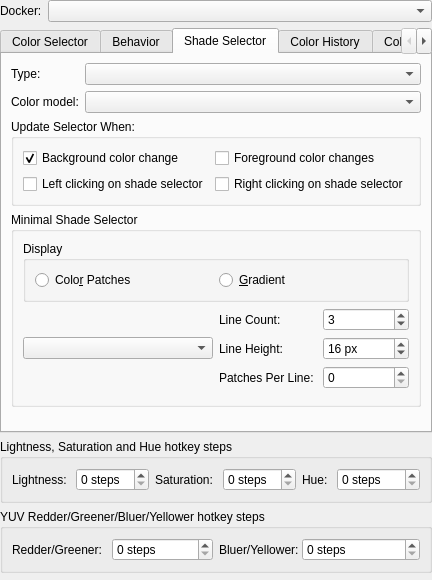
KDE/krita, file plugins/dockers/advancedcolorselector/wdg_color_selector_settings.ui: the form before one commit.
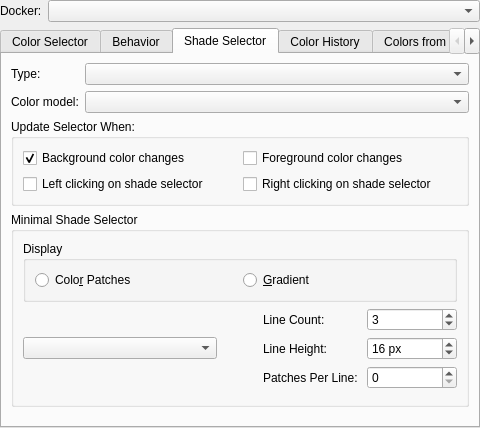
The form after the commit. The open tabs and pages were chosen to show the change. Custom widgets are drawn as their Qt base class.

Commit message:
Color Selector Settings: move to a stacked widget layout for better management
Part-of: <https://invent.kde.org/graphics/krita/-/merge_requests/1744>

```diff
--- a/plugins/dockers/advancedcolorselector/wdg_color_selector_settings.ui
+++ b/plugins/dockers/advancedcolorselector/wdg_color_selector_settings.ui
@@ -6,6 +6,20 @@
   </author>
  <class>KisColorSelectorSettings</class>
  <widget class="QWidget" name="KisColorSelectorSettings">
+  <property name="geometry">
+   <rect>
+    <x>0</x>
+    <y>0</y>
+    <width>480</width>
+    <height>428</height>
+   </rect>
+  </property>
+  <property name="sizePolicy">
+   <sizepolicy hsizetype="MinimumExpanding" vsizetype="MinimumExpanding">
+    <horstretch>0</horstretch>
+    <verstretch>0</verstretch>
+   </sizepolicy>
+  </property>
   <property name="windowTitle">
    <string>Color Selector Settings</string>
   </property>
@@ -33,6 +47,16 @@
     <widget class="QComboBox" name="dockerColorSettingsComboBox"/>
    </item>
    <item row="1" column="0" colspan="2">
+    <widget class="QStackedWidget" name="dockerOptionsPanel">
+     <property name="minimumSize">
+      <size>
+       <width>0</width>
+       <height>200</height>
+      </size>
+     </property>
+     <property name="currentIndex">
+      <number>0</number>
+     </property>
     <widget class="QTabWidget" name="advancedColorSelectorOptions">
      <property name="currentIndex">
       <number>0</number>
@@ -372,7 +396,7 @@
              <string>this doesn't include a color change by the shade selector</string>
             </property>
             <property name="text">
-             <string>Background color change</string>
+              <string>Background color changes</string>
             </property>
             <property name="checked">
              <bool>true</bool>
@@ -446,7 +470,7 @@
           </item>
           <item>
            <widget class="QWidget" name="widget_3" native="true">
-            <layout class="QHBoxLayout" name="horizontalLayout_14">
+             <layout class="QHBoxLayout" name="horizontalLayout_14" stretch="3,0,3">
              <property name="leftMargin">
               <number>0</number>
              </property>
@@ -462,6 +486,19 @@
              <item>
               <widget class="KisShadeSelectorLinesSettings" name="minimalShadeSelectorLineSettings"/>
              </item>
+              <item>
+               <spacer name="horizontalSpacer">
+                <property name="orientation">
+                 <enum>Qt::Horizontal</enum>
+                </property>
+                <property name="sizeHint" stdset="0">
+                 <size>
+                  <width>40</width>
+                  <height>20</height>
+                 </size>
+                </property>
+               </spacer>
+              </item>
              <item>
               <widget class="QWidget" name="widget_9" native="true">
                <layout class="QFormLayout" name="formLayout_3">
@@ -557,13 +594,6 @@
          </layout>
         </widget>
        </item>
-       <item row="4" column="0" colspan="2">
-        <spacer name="verticalSpacer_5">
-         <property name="orientation">
-          <enum>Qt::Vertical</enum>
-         </property>
-        </spacer>
-       </item>
       </layout>
      </widget>
      <widget class="QWidget" name="tab_ColorHistory">
@@ -1015,10 +1045,8 @@
       </layout>
      </widget>
     </widget>
-   </item>
-   <item row="2" column="0" colspan="2">
-    <widget class="QWidget" name="hotKeyOptions" native="true">
-     <layout class="QVBoxLayout" name="hotkeyOptions">
+     <widget class="QWidget" name="hotKeyOptions">
+      <layout class="QFormLayout" name="formLayout_14">
       <property name="leftMargin">
        <number>0</number>
       </property>
@@ -1031,27 +1059,12 @@
       <property name="bottomMargin">
        <number>0</number>
       </property>
-      <item>
+       <item row="0" column="0" colspan="2">
        <widget class="QGroupBox" name="hsy">
         <property name="title">
          <string>Lightness, Saturation and Hue hotkey steps</string>
         </property>
-        <layout class="QHBoxLayout" name="horizontalLayout_5">
-         <item>
-          <widget class="QWidget" name="widget_6" native="true">
-           <layout class="QFormLayout" name="formLayout_15">
-            <property name="leftMargin">
-             <number>0</number>
-            </property>
-            <property name="topMargin">
-             <number>0</number>
-            </property>
-            <property name="rightMargin">
-             <number>0</number>
-            </property>
-            <property name="bottomMargin">
-             <number>0</number>
-            </property>
+         <layout class="QFormLayout" name="formLayout_11">
             <item row="0" column="0">
              <widget class="QLabel" name="label_8">
               <property name="text">
@@ -1066,97 +1079,43 @@
               </property>
              </widget>
             </item>
-           </layout>
-          </widget>
-         </item>
-         <item>
-          <widget class="QWidget" name="widget_5" native="true">
-           <layout class="QFormLayout" name="formLayout_16">
-            <property name="leftMargin">
-             <number>0</number>
-            </property>
-            <property name="topMargin">
-             <number>0</number>
-            </property>
-            <property name="rightMargin">
-             <number>0</number>
-            </property>
-            <property name="bottomMargin">
-             <number>0</number>
-            </property>
-            <item row="0" column="0">
+          <item row="1" column="0">
              <widget class="QLabel" name="label_13">
               <property name="text">
                <string>Saturation: </string>
               </property>
              </widget>
             </item>
-            <item row="0" column="1">
+          <item row="1" column="1">
              <widget class="KisIntParseSpinBox" name="sb_saturation">
               <property name="suffix">
                <string> steps</string>
               </property>
              </widget>
             </item>
-           </layout>
-          </widget>
-         </item>
-         <item>
-          <widget class="QWidget" name="widget_7" native="true">
-           <layout class="QFormLayout" name="formLayout_17">
-            <property name="leftMargin">
-             <number>0</number>
-            </property>
-            <property name="topMargin">
-             <number>0</number>
-            </property>
-            <property name="rightMargin">
-             <number>0</number>
-            </property>
-            <property name="bottomMargin">
-             <number>0</number>
-            </property>
-            <item row="0" column="0">
+          <item row="2" column="1">
+           <widget class="KisIntParseSpinBox" name="sb_hue">
+            <property name="suffix">
+             <string> steps</string>
+            </property>
+           </widget>
+          </item>
+          <item row="2" column="0">
              <widget class="QLabel" name="label_17">
               <property name="text">
                <string>Hue: </string>
               </property>
              </widget>
             </item>
-            <item row="0" column="1">
-             <widget class="KisIntParseSpinBox" name="sb_hue">
-              <property name="suffix">
-               <string> steps</string>
-              </property>
-             </widget>
-            </item>
            </layout>
           </widget>
          </item>
-        </layout>
-       </widget>
-      </item>
-      <item>
+       <item row="1" column="0" colspan="2">
        <widget class="QGroupBox" name="horizontalGroupBox_2">
         <property name="title">
          <string>YUV Redder/Greener/Bluer/Yellower hotkey steps</string>
         </property>
-        <layout class="QHBoxLayout" name="yuv">
-         <item>
-          <widget class="QWidget" name="formWidget" native="true">
-           <layout class="QFormLayout" name="formLayout_19">
-            <property name="leftMargin">
-             <number>0</number>
-            </property>
-            <property name="topMargin">
-             <number>0</number>
-            </property>
-            <property name="rightMargin">
-             <number>0</number>
-            </property>
-            <property name="bottomMargin">
-             <number>0</number>
-            </property>
+         <layout class="QFormLayout" name="formLayout_12">
             <item row="0" column="0">
              <widget class="QLabel" name="label_18">
               <property name="text">
@@ -1171,35 +1130,14 @@
               </property>
              </widget>
             </item>
-           </layout>
-          </widget>
-         </item>
-         <item>
-          <widget class="QWidget" name="widget_8" native="true">
-           <layout class="QFormLayout" name="formLayout_20">
-            <property name="horizontalSpacing">
-             <number>0</number>
-            </property>
-            <property name="leftMargin">
-             <number>0</number>
-            </property>
-            <property name="topMargin">
-             <number>0</number>
-            </property>
-            <property name="rightMargin">
-             <number>0</number>
-            </property>
-            <property name="bottomMargin">
-             <number>0</number>
-            </property>
-            <item row="0" column="0">
+          <item row="1" column="0">
              <widget class="QLabel" name="label_19">
               <property name="text">
                <string>Bluer/Yellower: </string>
               </property>
              </widget>
             </item>
-            <item row="0" column="1">
+          <item row="1" column="1">
              <widget class="KisIntParseSpinBox" name="sb_by">
               <property name="suffix">
                <string> steps</string>
@@ -1211,15 +1149,6 @@
          </item>
         </layout>
        </widget>
-      </item>
-      <item>
-       <spacer name="verticalSpacer">
-        <property name="orientation">
-         <enum>Qt::Vertical</enum>
-        </property>
-       </spacer>
-      </item>
-     </layout>
     </widget>
    </item>
   </layout>
```
Left out of the diff: 81 changed lines with no effect on the pictures. Lines whose indentation alone changed are shown as unchanged. The commit also changes 1 other file.
